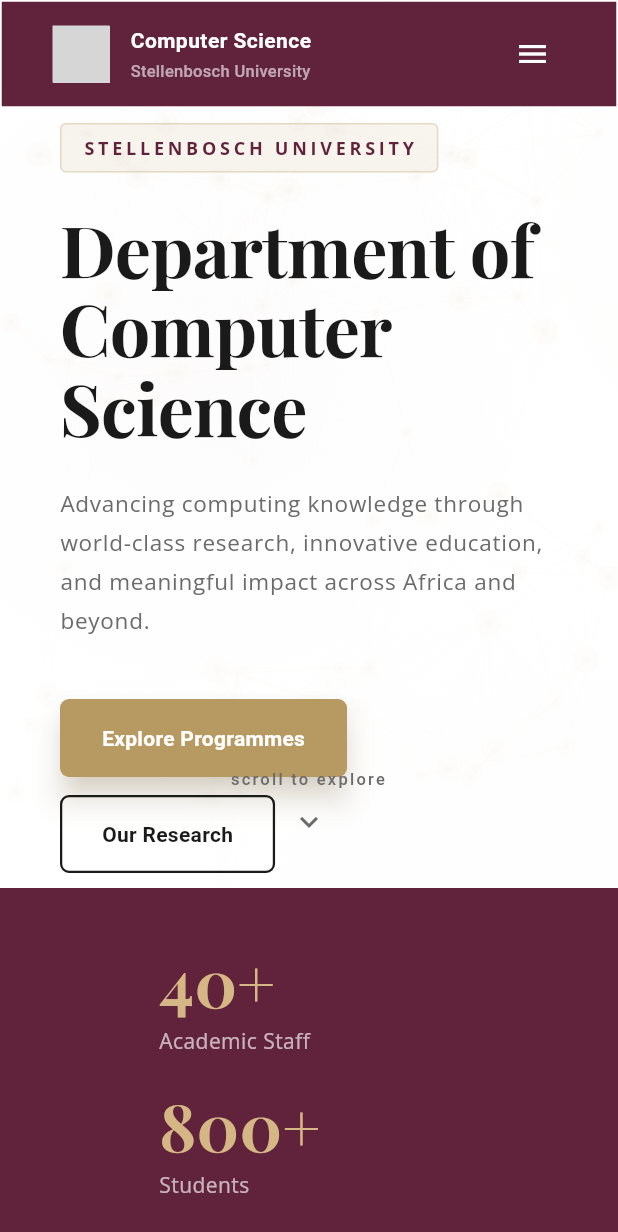
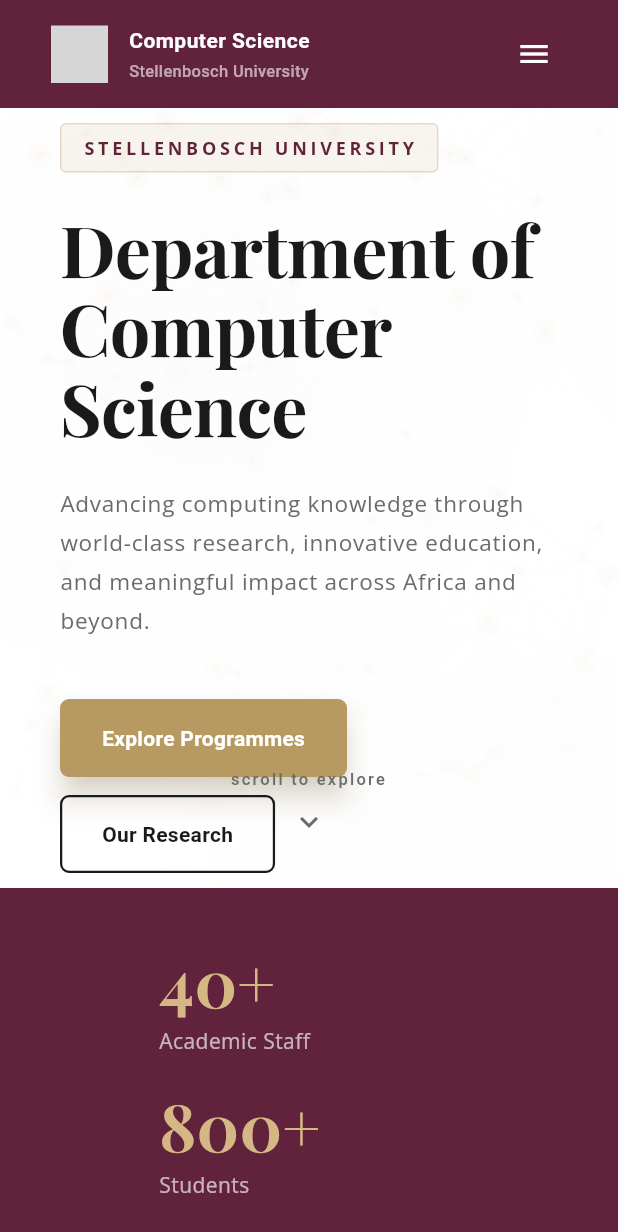
Before and after one commit to Stephthemaker/hackathon, a Flutter app: the screen it shows after launch, on a phone screen of 412 x 824 dp. Shown: the top 1232 px of the screen. Run offline on Flutter 3.47's test engine with Material 3 defaults, Android fonts, the phone set to English and light mode, and no system bars; drawn by our look-alikes of flutter_animate; our stand-ins replace flutter_svg, go_router, google_fonts, visibility_detector; missing offline and left inert: dart:html, dart:ui_web; grey boxes are pictures that could not be loaded.

Commit message:
navbar improved

```diff
--- a/lib/ui/layout/app_shell.dart
+++ b/lib/ui/layout/app_shell.dart
@@ -175,12 +175,7 @@
         curve: Curves.fastLinearToSlowEaseIn,
         decoration: BoxDecoration(
           borderRadius: BorderRadius.circular(scrolled ? 16 : 0),
-          border: Border.all(
-            color: scrolled
-                ? Colors.white.withValues(alpha: 0.16)
-                : Colors.transparent,
-            width: 1,
-          ),
+          // no border to avoid bezel effect
         ),
         child: ClipRRect(
           borderRadius: BorderRadius.circular(scrolled ? 16 : 0),
```
